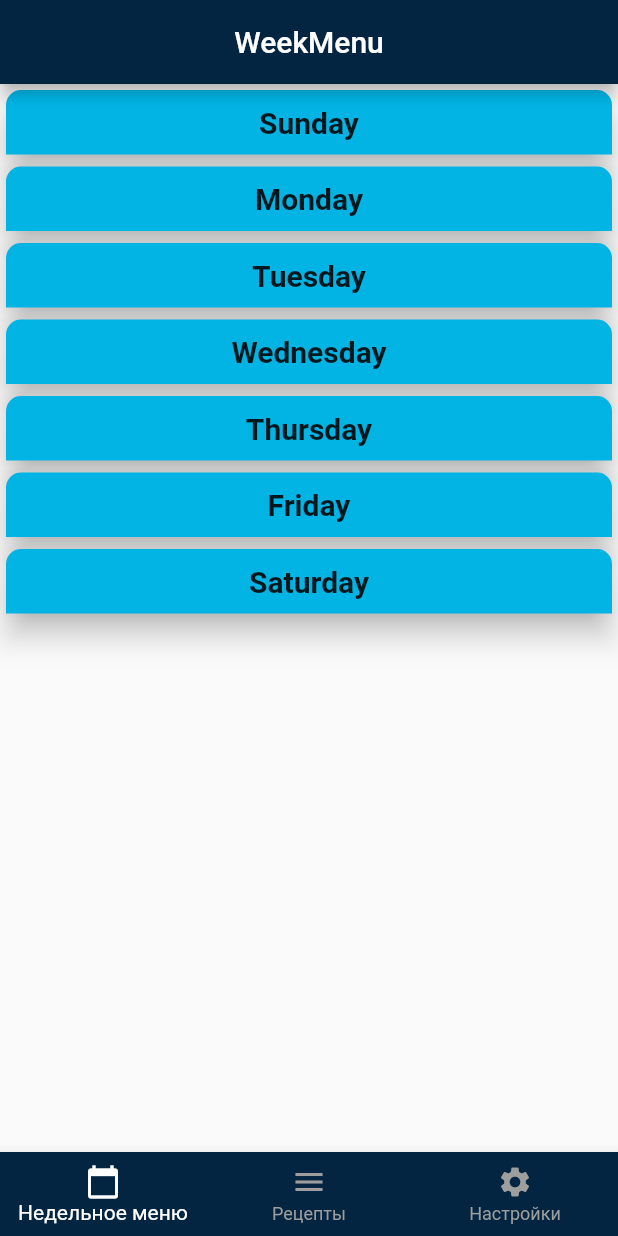
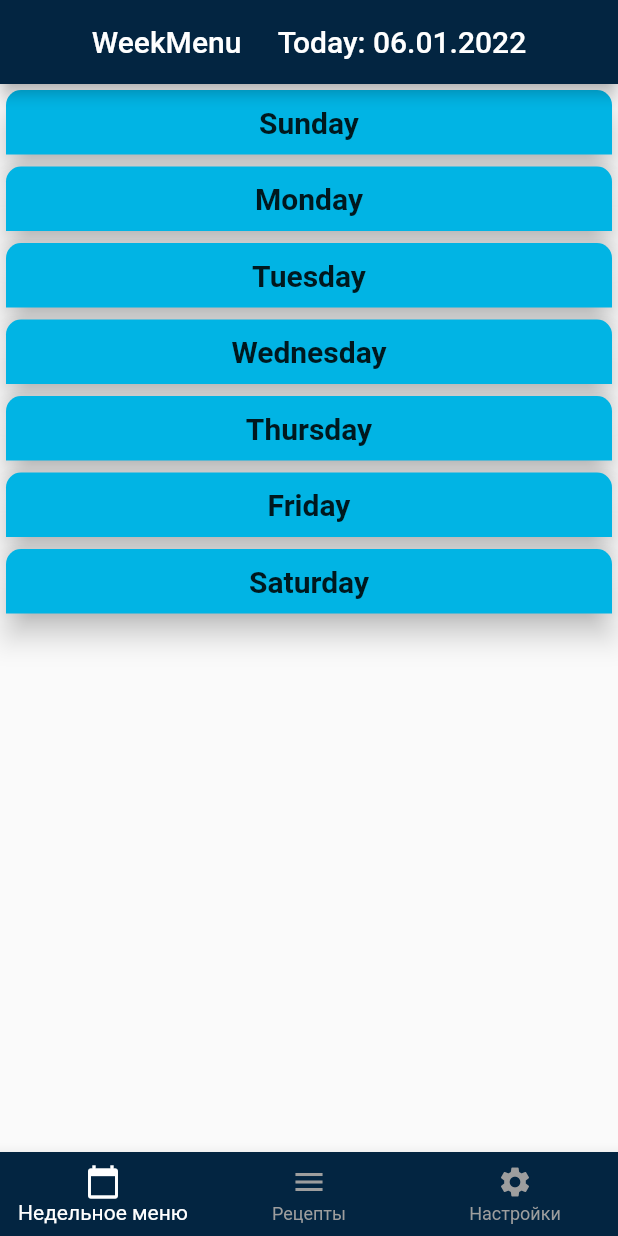
Before and after one commit to pplotko/week_menu, a Flutter app: the screen it shows after launch, after a tap on "Login", on a phone screen of 412 x 824 dp. Run offline on Flutter 3.47's test engine with Material 2 defaults, Android fonts, the phone set to English and light mode, and no system bars; our stand-ins replace dropdown_button2; generated files the repository leaves out were written again; network calls fail; Roboto replaces fonts that are missing (Palatino).

Commit message:
Add date in AppBar for main_screen_widget

```diff
--- a/lib/main.dart
+++ b/lib/main.dart
@@ -11,7 +11,7 @@ class MyApp extends StatelessWidget {
   @override
   Widget build(BuildContext context) {
     return MaterialApp(
-      title: 'Json Placeholder App',
+      title: 'WeekMenu',
       debugShowCheckedModeBanner: false,
       theme: ThemeData(
         appBarTheme: AppBarTheme(
--- a/lib/widgets/main_screen/main_screen_widget.dart
+++ b/lib/widgets/main_screen/main_screen_widget.dart
@@ -30,12 +30,38 @@ class _MainScreenWidgetState extends State<MainScreenWidget> {
     });
   }
 
+  dataTimeToday () {
+    String dataDayNow = "0";
+    String dataMonthNow = "0";
+
+    dataDayNow = DateTime.now().day.toInt()<10? '0' + DateTime.now().day.toString()
+        : dataDayNow = DateTime.now().day.toString(); // Это если через тернарный оператор писать
+    dataMonthNow = DateTime.now().month.toInt()<10? '0' + DateTime.now().month.toString()
+        : dataDayNow = DateTime.now().month.toString();
+    // if (DateTime.now().day.toInt()<10) {
+    //   dataDayNow = '0' + DateTime.now().day.toString();
+    // }
+    // else {
+    //   dataDayNow = DateTime.now().day.toString();
+    // }
+    // if (DateTime.now().month.toInt()<10) {
+    //   dataMonthNow = '0' + DateTime.now().month.toString();
+    // }
+    // else {
+    //   dataMonthNow = DateTime.now().month.toString();
+    // }
+    final String dateNow = dataDayNow +'.' + dataMonthNow + '.' + DateTime.now().year.toString();
+
+    return(dateNow);
+  }
+
   @override
   Widget build(BuildContext context) {
+    final String dataToday = dataTimeToday();
     return Scaffold(
       appBar: AppBar(
         centerTitle: true,
-        title: Text('WeekMenu'),
+        title: Text('WeekMenu     Today: $dataToday'),
       ),
       body: IndexedStack(
         index: _selectedIndex,
```
